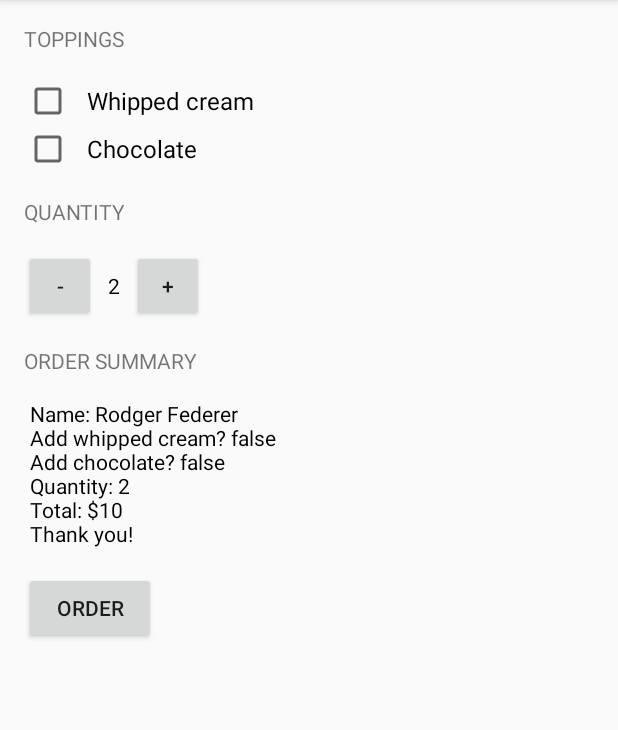
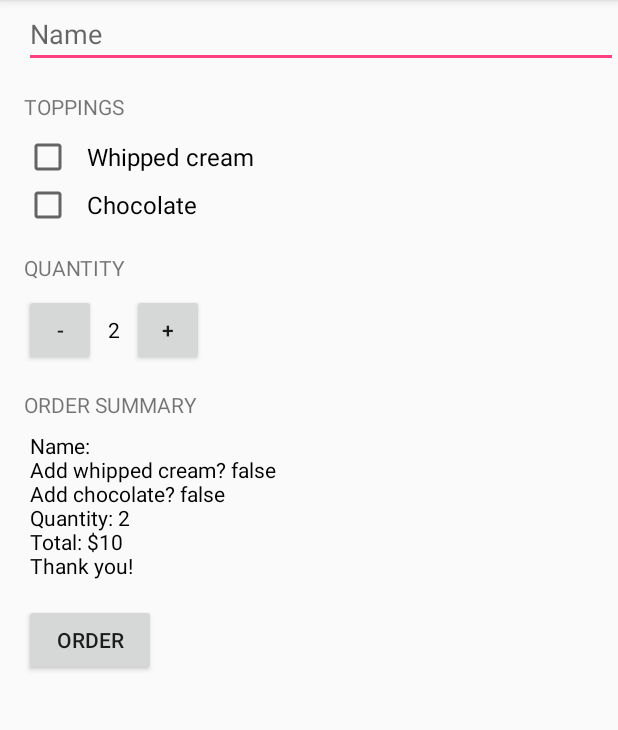
Before and after one commit to djmgeneseo/Just-Java, an Android app: the screen it shows after launch (MainActivity), after a tap on "ORDER", on a phone screen of 412 x 824 dp, the part 84-814 px from its top. Run offline under Robolectric (Android 15) with nearby library versions, the phone set to English and light mode, and no system bars.

Commit message:
add name field, adjust margins

```diff
--- a/app/src/main/java/com/example/android/justjava/MainActivity.java
+++ b/app/src/main/java/com/example/android/justjava/MainActivity.java
@@ -11,8 +11,10 @@ package com.example.android.justjava;
 import android.icu.text.NumberFormat;
 import android.os.Bundle;
 import android.support.v7.app.AppCompatActivity;
+import android.text.Editable;
 import android.view.View;
 import android.widget.CheckBox;
+import android.widget.EditText;
 import android.widget.TextView;
 
 /**
@@ -55,7 +57,11 @@ public class MainActivity extends AppCompatActivity {
         CheckBox chocolateCheckBox = (CheckBox) findViewById(R.id.chocolate);
         boolean hasChocolate = chocolateCheckBox.isChecked();
 
-        displayMessage(createOrderSummary(calculatePrice(quantity, 5),hasWhippedCream, hasChocolate));
+        EditText nameEditText = (EditText) findViewById(R.id.nameField);
+        String name = nameEditText.getText().toString();
+
+
+        displayMessage(createOrderSummary(calculatePrice(quantity, 5),hasWhippedCream, hasChocolate, name));
     }
 
     /**
@@ -74,8 +80,8 @@ public class MainActivity extends AppCompatActivity {
      *
      * @param price = number of cups of coffee
      */
-    private String createOrderSummary(int price, boolean hasWhippedCream, boolean hasChocolate) {
-        String orderSummary = "Name: Rodger Federer";
+    private String createOrderSummary(int price, boolean hasWhippedCream, boolean hasChocolate, String name) {
+        String orderSummary = "Name: " + name;
         orderSummary = orderSummary + "\nAdd whipped cream? " + hasWhippedCream;
         orderSummary = orderSummary + "\nAdd chocolate? " + hasChocolate;
         orderSummary = orderSummary + "\nQuantity: " + quantity;
--- a/app/src/main/res/layout/activity_main.xml
+++ b/app/src/main/res/layout/activity_main.xml
@@ -11,11 +11,19 @@
         android:layout_height="match_parent"
         tools:context="com.example.android.justjava.MainActivity">
 
+        <EditText
+            android:id="@+id/nameField"
+            android:layout_width="match_parent"
+            android:layout_height="wrap_content"
+            android:layout_marginLeft="16dp"
+            android:hint="Name"
+            android:inputType="textCapWords" />
+
         <TextView
             android:layout_width="wrap_content"
             android:layout_height="wrap_content"
             android:layout_marginLeft="16dp"
-            android:layout_marginBottom="16dp"
+            android:layout_marginBottom="8dp"
             android:layout_marginTop="16dp"
             android:text="Toppings"
             android:textAllCaps="true" />
@@ -40,7 +48,9 @@
 
         <TextView
             android:textAllCaps="true"
-            android:layout_margin="16dp"
+            android:layout_marginTop="16dp"
+            android:layout_marginBottom="8dp"
+            android:layout_marginLeft="16dp"
             android:layout_width="wrap_content"
             android:layout_height="wrap_content"
             android:text="Quantity" />
@@ -80,7 +90,7 @@
             android:layout_width="wrap_content"
             android:layout_height="wrap_content"
             android:textAllCaps="true"
-            android:layout_marginBottom="16dp"
+            android:layout_marginBottom="8dp"
             android:layout_marginLeft="16dp"
             android:text="Order Summary" />
 
```
